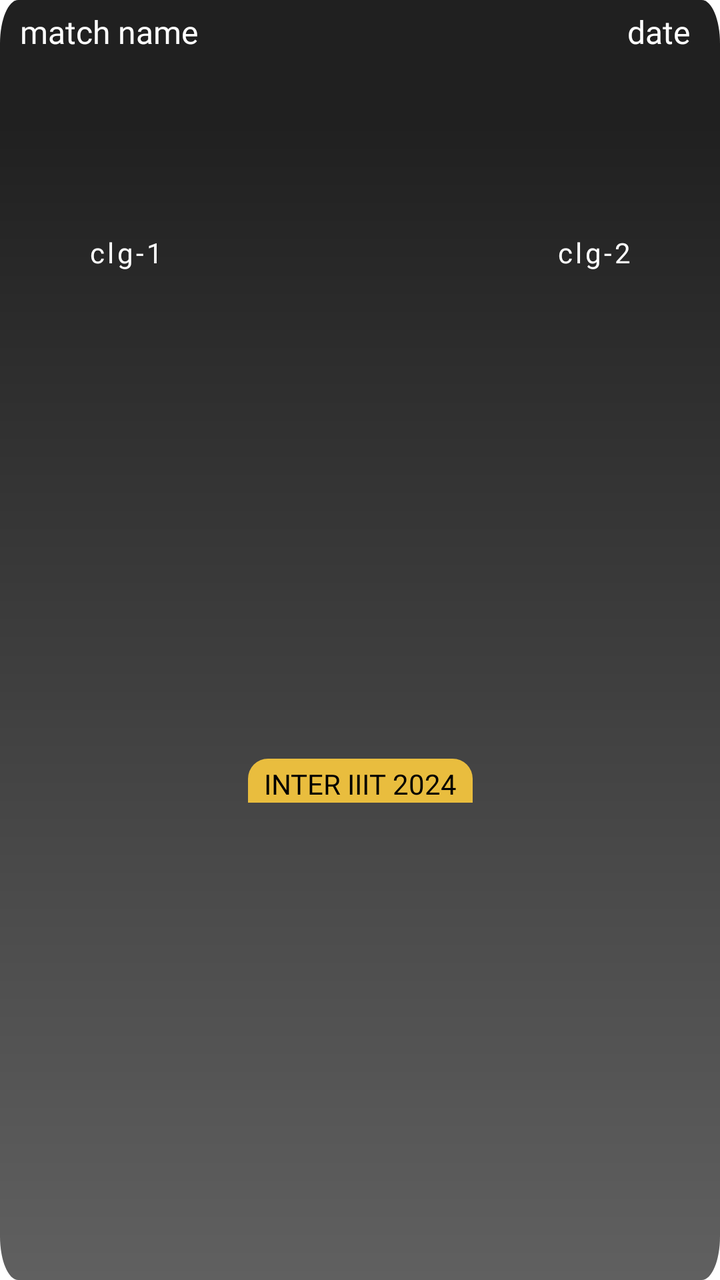
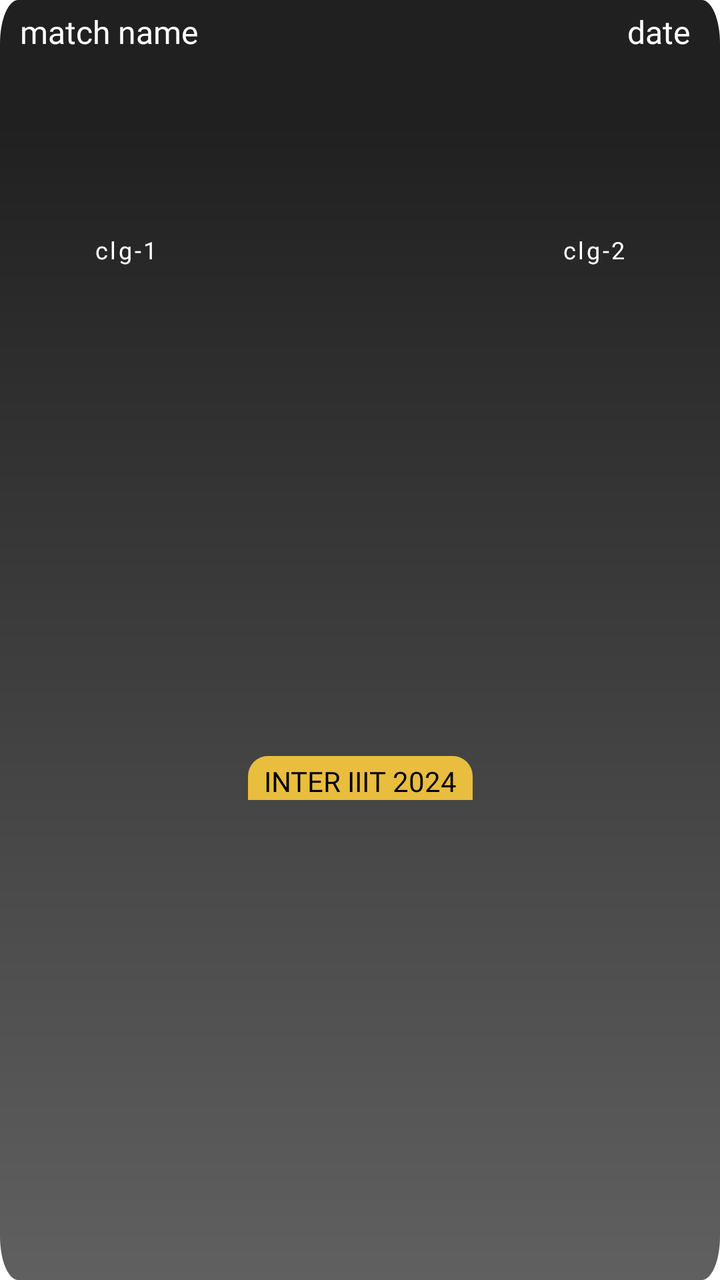

Screens rendered from an Android XML layout before and after an edit, with the pre-edit source and the edit as a unified diff.
<!-- AndroidManifest.xml: application theme Theme.NavigationDrawer -->
<!-- res/layout/layout_football.xml -->
<?xml version="1.0" encoding="utf-8"?>
<androidx.constraintlayout.widget.ConstraintLayout xmlns:android="http://schemas.android.com/apk/res/android"
    xmlns:app="http://schemas.android.com/apk/res-auto"
    android:layout_width="match_parent"
    android:layout_height="wrap_content"
    android:layout_marginHorizontal="10dp"
    android:layout_marginVertical="10dp"
    android:background="@drawable/fade3">

    <LinearLayout
        android:id="@+id/lay1"
        android:layout_width="match_parent"
        android:layout_height="wrap_content"
        android:orientation="horizontal"
        android:padding="5dp"
        android:weightSum="1"
        app:layout_constraintEnd_toEndOf="parent"
        app:layout_constraintStart_toStartOf="parent"
        app:layout_constraintTop_toTopOf="parent">

        <TextView
            android:id="@+id/matchName"
            android:layout_width="0dp"
            android:layout_height="wrap_content"
            android:layout_gravity="center_vertical"
            android:layout_weight="0.6"
            android:fontFamily="@font/poppins_semibold"
            android:gravity="center_vertical|start"
            android:hint="match name"
            android:paddingHorizontal="5dp"
            android:textAllCaps="true"
            android:textColor="#E9E9E9"
            android:textColorHint="@color/white"
            android:textSize="16dp" />

        <TextView
            android:id="@+id/date"
            android:layout_width="0dp"
            android:layout_height="wrap_content"
            android:layout_gravity="center_vertical"
            android:layout_weight="0.4"
            android:fontFamily="@font/poppins_semibold"
            android:gravity="center_vertical|end"
            android:hint="date"
            android:paddingEnd="10dp"
            android:textColor="#E9E9E9"
            android:textColorHint="@color/white"
            android:textSize="16dp" />
    </LinearLayout>

    <LinearLayout
        android:layout_width="match_parent"
        android:layout_height="wrap_content"
        android:layout_marginTop="45dp"
        android:orientation="vertical"
        android:visibility="gone">

        <TextView
            android:id="@+id/time"
            android:layout_width="match_parent"
            android:layout_height="wrap_content"
            android:fontFamily="@font/poppins_medium"
            android:gravity="center"
            android:hint="time"
            android:textColor="@color/white"
            android:textColorHint="@color/white"
            android:textSize="16dp" />
    </LinearLayout>

    <LinearLayout
        android:id="@+id/layout"
        android:layout_width="match_parent"
        android:layout_height="wrap_content"
        android:orientation="horizontal"
        android:weightSum="1"
        app:layout_constraintEnd_toEndOf="parent"
        app:layout_constraintStart_toStartOf="parent"
        app:layout_constraintTop_toBottomOf="@id/lay1">

        <LinearLayout
            android:layout_width="0dp"
            android:layout_height="wrap_content"
            android:layout_gravity="center_vertical"
            android:layout_weight="0.35"
            android:orientation="vertical">

            <ImageView
                android:id="@+id/clgImg1"
                android:layout_width="match_parent"
                android:layout_height="80dp"
                android:scaleType="fitCenter" />

            <TextView
                android:id="@+id/clgName1"
                android:layout_width="match_parent"
                android:layout_height="wrap_content"
                android:layout_marginTop="5dp"
                android:fontFamily="@font/poppins_medium"
                android:gravity="center"
                android:textSize="14dp"
                android:hint="clg-1"
                android:letterSpacing="0.1"
                android:paddingHorizontal="5dp"
                android:textAllCaps="true"
                android:textColor="@color/white"
                android:textColorHint="@color/white" />
        </LinearLayout>

        <TextView
            android:id="@+id/points"
            android:layout_width="0dp"
            android:layout_height="wrap_content"
            android:layout_gravity="center_vertical"
            android:layout_weight="0.3"
            android:fontFamily="@font/poppins_medium"
            android:gravity="center"
            android:textColor="@color/white"
            android:textSize="28dp" />

        <LinearLayout
            android:layout_width="0dp"
            android:layout_height="wrap_content"
            android:layout_gravity="center_vertical"
            android:layout_weight="0.35"
            android:orientation="vertical">

            <ImageView
                android:id="@+id/clgImg2"
                android:layout_width="match_parent"
                android:layout_height="80dp"
                android:scaleType="fitCenter" />

            <TextView
                android:id="@+id/clgName2"
                android:layout_width="match_parent"
                android:layout_height="wrap_content"
                android:layout_marginTop="5dp"
                android:textSize="14dp"
                android:fontFamily="@font/poppins_medium"
                android:gravity="center"
                android:hint="clg-2"
                android:letterSpacing="0.1"
                android:paddingHorizontal="5dp"
                android:textAllCaps="true"
                android:textColor="@color/white"
                android:textColorHint="@color/white" />
        </LinearLayout>

    </LinearLayout>

    <TextView
        android:layout_width="wrap_content"
        android:layout_height="wrap_content"
        android:layout_marginTop="5dp"
        android:background="@drawable/backlesss"
        android:fontFamily="@font/poppins_medium"
        android:gravity="center|bottom"
        android:paddingHorizontal="8dp"
        android:textSize="14dp"
        android:paddingTop="3dp"
        android:text="inter iiit 2024"
        android:textAllCaps="true"
        android:textColor="@color/black"
        app:layout_constraintBottom_toBottomOf="parent"
        app:layout_constraintEnd_toEndOf="parent"
        app:layout_constraintStart_toStartOf="parent"
        app:layout_constraintTop_toBottomOf="@id/layout" />

</androidx.constraintlayout.widget.ConstraintLayout>
<!-- resources referenced by this layout -->
<resources>
  <color name="black">#FF000000</color>
  <color name="white">#FFFFFFFF</color>
  <!-- drawable backlesss (drawable) -->
  <?xml version="1.0" encoding="utf-8"?>
  <shape xmlns:android="http://schemas.android.com/apk/res/android">
      <solid android:color="#E9BD3E" /> 
  
      <corners
          android:topLeftRadius="10dp"
          android:topRightRadius="10dp" />
  </shape>
  <!-- drawable fade3 (drawable) -->
  <vector xmlns:android="http://schemas.android.com/apk/res/android"
      xmlns:aapt="http://schemas.android.com/aapt"
      android:width="400dp"
      android:height="293dp"
      android:viewportWidth="393"
      android:viewportHeight="293">
  
      <path android:pathData="M10,0h373c5.523,0 10,4.477 10,10v273c0,5.523 -4.477,10 -10,10h-373c-5.523,0 -10,-4.477 -10,-10v-273c0,-5.523 4.477,-10 10,-10Z">
          <aapt:attr name="android:fillColor">
              <gradient
                  android:endX="197"
                  android:endY="27.9"
                  android:startX="197"
                  android:startY="293"
                  android:type="linear">
                  <item
                      android:color="#606060"
                      android:offset="0" />
                  <item
                      android:color="#202020"
                      android:offset="1" />
              </gradient>
          </aapt:attr>
      </path>
  </vector>
  <style name="Theme.NavigationDrawer" parent="Theme.MaterialComponents.DayNight.NoActionBar">
          
          <item name="colorPrimary">#FFECA1</item>
          
      </style>
</resources>

<!-- the commit's change to res/layout/layout_football.xml (unified diff, before → after) -->
@@ -51,9 +51,11 @@
     <LinearLayout
         android:layout_width="match_parent"
         android:layout_height="wrap_content"
-        android:layout_marginTop="45dp"
+        android:layout_marginTop="-5dp"
         android:orientation="vertical"
-        android:visibility="gone">
+        app:layout_constraintEnd_toEndOf="parent"
+        app:layout_constraintStart_toStartOf="parent"
+        app:layout_constraintTop_toBottomOf="@id/lay1">
 
         <TextView
             android:id="@+id/time"
@@ -61,10 +63,9 @@
             android:layout_height="wrap_content"
             android:fontFamily="@font/poppins_medium"
             android:gravity="center"
-            android:hint="time"
             android:textColor="@color/white"
             android:textColorHint="@color/white"
-            android:textSize="16dp" />
+            android:textSize="14dp" />
     </LinearLayout>
 
     <LinearLayout
@@ -97,13 +98,13 @@
                 android:layout_marginTop="5dp"
                 android:fontFamily="@font/poppins_medium"
                 android:gravity="center"
-                android:textSize="14dp"
                 android:hint="clg-1"
                 android:letterSpacing="0.1"
                 android:paddingHorizontal="5dp"
                 android:textAllCaps="true"
                 android:textColor="@color/white"
-                android:textColorHint="@color/white" />
+                android:textColorHint="@color/white"
+                android:textSize="12dp" />
         </LinearLayout>
 
         <TextView
@@ -135,7 +136,6 @@
                 android:layout_width="match_parent"
                 android:layout_height="wrap_content"
                 android:layout_marginTop="5dp"
-                android:textSize="14dp"
                 android:fontFamily="@font/poppins_medium"
                 android:gravity="center"
                 android:hint="clg-2"
@@ -143,7 +143,8 @@
                 android:paddingHorizontal="5dp"
                 android:textAllCaps="true"
                 android:textColor="@color/white"
-                android:textColorHint="@color/white" />
+                android:textColorHint="@color/white"
+                android:textSize="12dp" />
         </LinearLayout>
 
     </LinearLayout>
@@ -156,11 +157,11 @@
         android:fontFamily="@font/poppins_medium"
         android:gravity="center|bottom"
         android:paddingHorizontal="8dp"
-        android:textSize="14dp"
         android:paddingTop="3dp"
         android:text="inter iiit 2024"
         android:textAllCaps="true"
         android:textColor="@color/black"
+        android:textSize="14dp"
         app:layout_constraintBottom_toBottomOf="parent"
         app:layout_constraintEnd_toEndOf="parent"
         app:layout_constraintStart_toStartOf="parent"
